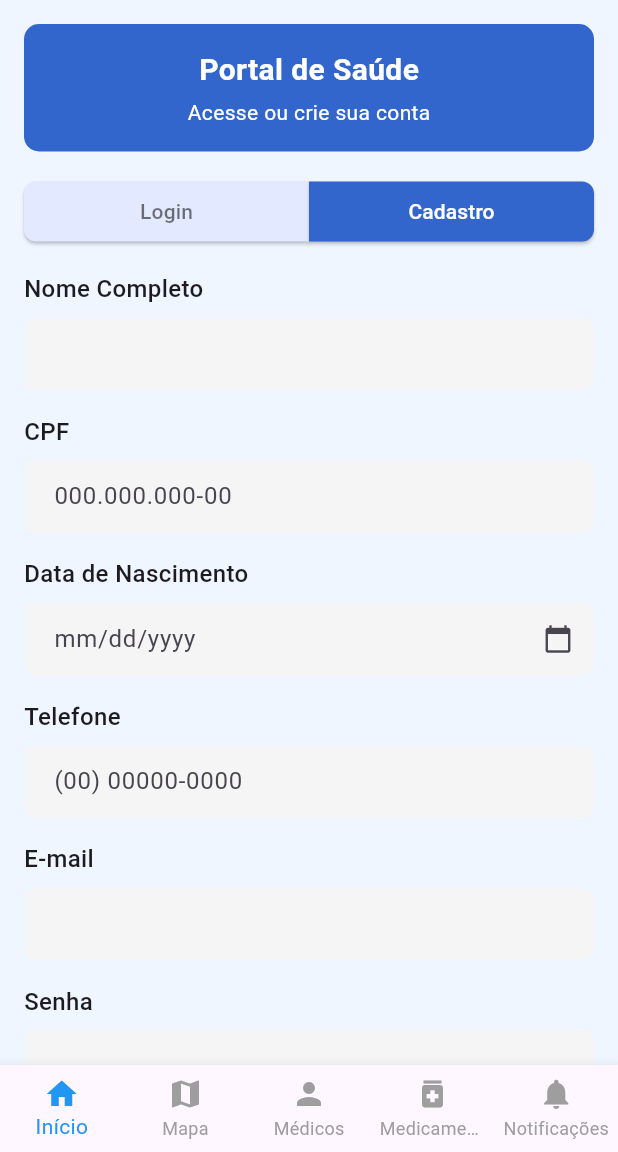
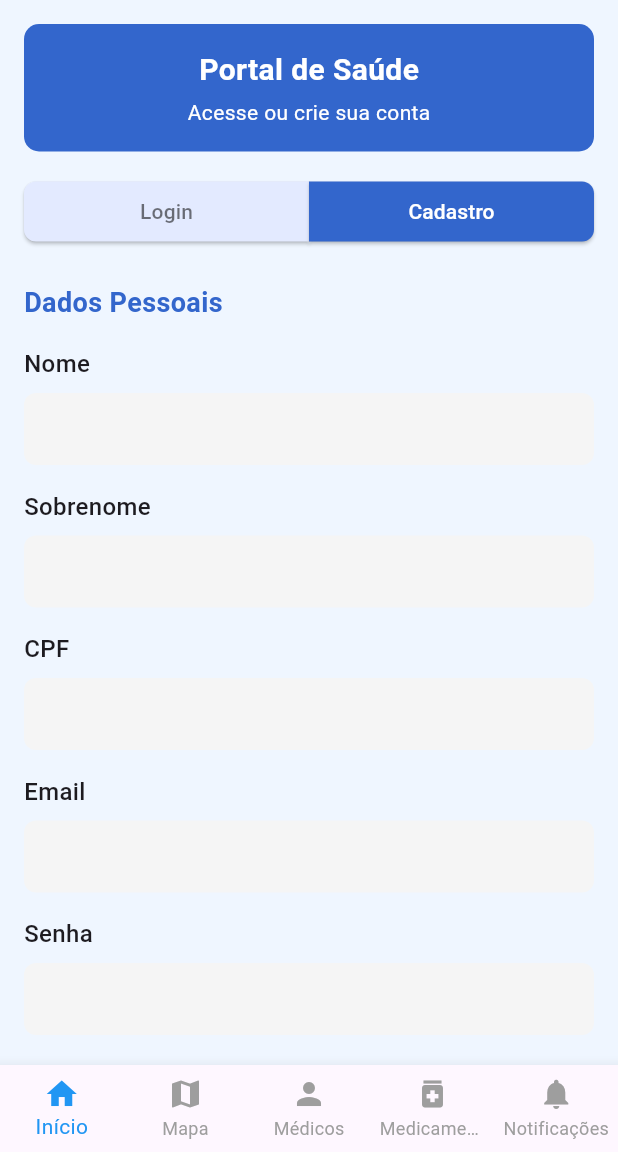
Before and after one commit to ElissonRochaa/MOBILE-25.1-BitHealth, a Flutter app: the CadastroScreen screen opened by its route, on a phone screen of 412 x 824 dp, the part 84-1236 px from its top. Run offline on Flutter 3.47's test engine with Material 3 defaults, Android fonts, the light colour scheme and no system bars; our stand-ins replace shared_preferences; accounts and stored records are empty.

Commit message:
feat: adição de campos faltantes para cadastro

```diff
--- a/lib/pages/cadastro_page.dart
+++ b/lib/pages/cadastro_page.dart
@@ -1,8 +1,7 @@
 import 'package:flutter/material.dart';
-import 'package:intl/intl.dart';
-import 'package:mask_text_input_formatter/mask_text_input_formatter.dart';
 import '../components/bottom_nav_bar.dart';
-
+import '../models/usuario_model.dart';
+import '../services/usuario_service.dart';
 
 class CadastroScreen extends StatefulWidget {
   const CadastroScreen({super.key});
@@ -12,36 +11,40 @@ class CadastroScreen extends StatefulWidget {
 }
 
 class _CadastroScreenState extends State<CadastroScreen> {
+  final TextEditingController _emailController = TextEditingController();
+  final TextEditingController _passwordController = TextEditingController();
   final TextEditingController _nomeController = TextEditingController();
+  final TextEditingController _sobrenomeController = TextEditingController();
   final TextEditingController _cpfController = TextEditingController();
-  final TextEditingController _dataNascimentoController = TextEditingController();
-  final TextEditingController _telefoneController = TextEditingController();
-  final TextEditingController _emailController = TextEditingController();
-  final TextEditingController _senhaController = TextEditingController();
+  final TextEditingController _numeroTelefoneController = TextEditingController();
 
-  final _cpfFormatter = MaskTextInputFormatter(
-    mask: '###.###.###-##',
-    filter: {"#": RegExp(r'[0-9]')},
-  );
+  final TextEditingController _logradouroController = TextEditingController();
+  final TextEditingController _numeroController = TextEditingController();
+  final TextEditingController _complementoController = TextEditingController();
+  final TextEditingController _bairroController = TextEditingController();
+  final TextEditingController _cidadeController = TextEditingController();
+  final TextEditingController _estadoController = TextEditingController();
+  final TextEditingController _cepController = TextEditingController();
 
-  final _telefoneFormatter = MaskTextInputFormatter(
-    mask: '(##) #####-####',
-    filter: {"#": RegExp(r'[0-9]')},
-  );
-
-  final _dataFormatter = MaskTextInputFormatter(
-    mask: '##/##/####',
-    filter: {"#": RegExp(r'[0-9]')},
-  );
+  final int _selectedIndex = 0;
+  bool _mostrarEnderecoDetalhes = false;
+  bool _isLoading = false;
 
   @override
   void dispose() {
+    _emailController.dispose();
+    _passwordController.dispose();
     _nomeController.dispose();
+    _sobrenomeController.dispose();
     _cpfController.dispose();
-    _dataNascimentoController.dispose();
-    _telefoneController.dispose();
-    _emailController.dispose();
-    _senhaController.dispose();
+    _numeroTelefoneController.dispose();
+    _logradouroController.dispose();
+    _numeroController.dispose();
+    _complementoController.dispose();
+    _bairroController.dispose();
+    _cidadeController.dispose();
+    _estadoController.dispose();
+    _cepController.dispose();
     super.dispose();
   }
 
@@ -52,18 +55,104 @@ class _CadastroScreenState extends State<CadastroScreen> {
     );
   }
 
-  Future<void> _selectDate(BuildContext context) async {
-    final DateTime? picked = await showDatePicker(
-      context: context,
-      initialDate: DateTime.now(),
-      firstDate: DateTime(1900),
-      lastDate: DateTime.now(),
+  void _navegarParaHome() {
+    Navigator.of(context).pushNamedAndRemoveUntil(
+      '/home',
+      (Route<dynamic> route) => false,
     );
-    if (picked != null) {
+  }
+
+  void _toggleEnderecoDetalhes() {
     setState(() {
-        _dataNascimentoController.text = DateFormat('dd/MM/yyyy').format(picked);
+      _mostrarEnderecoDetalhes = !_mostrarEnderecoDetalhes;
     });
   }
+
+  Future<void> _cadastrarUsuario() async {
+    setState(() {
+      _isLoading = true;
+    });
+
+    try {
+      final endereco = Endereco(
+        logradouro: _logradouroController.text,
+        numero: _numeroController.text,
+        complemento: _complementoController.text,
+        bairro: _bairroController.text,
+        cidade: _cidadeController.text,
+        estado: _estadoController.text,
+        cep: _cepController.text,
+      );
+
+      final usuario = Usuario(
+        nome: _nomeController.text,
+        sobrenome: _sobrenomeController.text,
+        cpf: _cpfController.text,
+        email: _emailController.text,
+        senha: _passwordController.text,
+        numeroTelefone: _numeroTelefoneController.text,
+        endereco: endereco,
+      );
+
+      final resultado = await UsuarioService.cadastrarUsuario(usuario);
+
+      setState(() {
+        _isLoading = false;
+      });
+
+      if (!mounted) return;
+
+      if (resultado) {
+        ScaffoldMessenger.of(context).showSnackBar(
+          const SnackBar(content: Text('Cadastro realizado com sucesso!')),
+        );
+        _navegarParaLogin();
+      } else {
+        ScaffoldMessenger.of(context).showSnackBar(
+          const SnackBar(content: Text('Erro ao realizar cadastro. Tente novamente.')),
+        );
+      }
+    } catch (e) {
+      setState(() {
+        _isLoading = false;
+      });
+      ScaffoldMessenger.of(context).showSnackBar(
+        SnackBar(content: Text('Erro: $e')),
+      );
+    }
+  }
+
+  Widget _buildTextField(
+    String label,
+    TextEditingController controller,
+    {TextInputType keyboardType = TextInputType.text,
+    bool obscureText = false}
+  ) {
+    return Column(
+      crossAxisAlignment: CrossAxisAlignment.start,
+      children: [
+        Text(
+          label,
+          style: const TextStyle(fontSize: 16, fontWeight: FontWeight.w500),
+        ),
+        const SizedBox(height: 8),
+        TextField(
+          controller: controller,
+          decoration: InputDecoration(
+            border: OutlineInputBorder(
+              borderRadius: BorderRadius.circular(8),
+              borderSide: BorderSide.none,
+            ),
+            filled: true,
+            fillColor: Colors.grey[100],
+            contentPadding: const EdgeInsets.symmetric(horizontal: 16, vertical: 12),
+          ),
+          keyboardType: keyboardType,
+          obscureText: obscureText,
+        ),
+        const SizedBox(height: 16),
+      ],
+    );
   }
 
   @override
@@ -87,7 +176,9 @@ class _CadastroScreenState extends State<CadastroScreen> {
           ],
         ),
       ),
-      body: SingleChildScrollView(
+      body: _isLoading
+          ? const Center(child: CircularProgressIndicator(color: Color(0xFF3366CC)))
+          : SingleChildScrollView(
               child: Padding(
                 padding: const EdgeInsets.all(16.0),
                 child: Column(
@@ -142,8 +233,7 @@ class _CadastroScreenState extends State<CadastroScreen> {
                         ),
                         Expanded(
                           child: ElevatedButton(
-                      onPressed: () {
-                      },
+                            onPressed: () {},
                             style: ElevatedButton.styleFrom(
                               backgroundColor: const Color(0xFF3366CC),
                               foregroundColor: Colors.white,
@@ -159,142 +249,60 @@ class _CadastroScreenState extends State<CadastroScreen> {
                         ),
                       ],
                     ),
-              const SizedBox(height: 16),
+                    const SizedBox(height: 24),
 
                     const Text(
-                'Nome Completo',
-                style: TextStyle(fontSize: 16, fontWeight: FontWeight.w500),
-              ),
-              const SizedBox(height: 8),
-              TextField(
-                controller: _nomeController,
-                decoration: InputDecoration(
-                  border: OutlineInputBorder(
-                    borderRadius: BorderRadius.circular(8),
-                    borderSide: BorderSide.none,
-                  ),
-                  filled: true,
-                  fillColor: Colors.grey[100],
-                  contentPadding: const EdgeInsets.symmetric(horizontal: 16, vertical: 12),
-                ),
-                keyboardType: TextInputType.name,
+                      'Dados Pessoais',
+                      style: TextStyle(fontSize: 18, fontWeight: FontWeight.bold, color: Color(0xFF3366CC)),
                     ),
                     const SizedBox(height: 16),
 
+                    _buildTextField('Nome', _nomeController),
+                    _buildTextField('Sobrenome', _sobrenomeController),
+                    _buildTextField('CPF', _cpfController, keyboardType: TextInputType.number),
+                    _buildTextField('Email', _emailController, keyboardType: TextInputType.emailAddress),
+                    _buildTextField('Senha', _passwordController, obscureText: true),
+                    _buildTextField('Telefone', _numeroTelefoneController, keyboardType: TextInputType.phone),
+
+                    InkWell(
+                      onTap: _toggleEnderecoDetalhes,
+                      child: Container(
+                        padding: const EdgeInsets.all(12),
+                        decoration: BoxDecoration(
+                          color: const Color(0xFFE3EAFF),
+                          borderRadius: BorderRadius.circular(8),
+                        ),
+                        child: Row(
+                          mainAxisAlignment: MainAxisAlignment.spaceBetween,
+                          children: [
                             const Text(
-                'CPF',
-                style: TextStyle(fontSize: 16, fontWeight: FontWeight.w500),
+                              'Endereço',
+                              style: TextStyle(fontSize: 18, fontWeight: FontWeight.bold, color: Color(0xFF3366CC)),
                             ),
-              const SizedBox(height: 8),
-              TextField(
-                controller: _cpfController,
-                inputFormatters: [_cpfFormatter],
-                decoration: InputDecoration(
-                  hintText: '000.000.000-00',
-                  border: OutlineInputBorder(
-                    borderRadius: BorderRadius.circular(8),
-                    borderSide: BorderSide.none,
+                            Icon(
+                              _mostrarEnderecoDetalhes ? Icons.keyboard_arrow_up : Icons.keyboard_arrow_down,
+                              color: const Color(0xFF3366CC),
                             ),
-                  filled: true,
-                  fillColor: Colors.grey[100],
-                  contentPadding: const EdgeInsets.symmetric(horizontal: 16, vertical: 12),
+                          ],
                         ),
-                keyboardType: TextInputType.number,
+                      ),
                     ),
                     const SizedBox(height: 16),
 
-              const Text(
-                'Data de Nascimento',
-                style: TextStyle(fontSize: 16, fontWeight: FontWeight.w500),
-              ),
-              const SizedBox(height: 8),
-              TextField(
-                controller: _dataNascimentoController,
-                inputFormatters: [_dataFormatter],
-                decoration: InputDecoration(
-                  hintText: 'mm/dd/yyyy',
-                  border: OutlineInputBorder(
-                    borderRadius: BorderRadius.circular(8),
-                    borderSide: BorderSide.none,
-                  ),
-                  filled: true,
-                  fillColor: Colors.grey[100],
-                  contentPadding: const EdgeInsets.symmetric(horizontal: 16, vertical: 12),
-                  suffixIcon: IconButton(
-                    icon: const Icon(Icons.calendar_today, size: 20),
-                    onPressed: () => _selectDate(context),
-                  ),
-                ),
-                keyboardType: TextInputType.datetime,
-                readOnly: true,
-                onTap: () => _selectDate(context),
-              ),
+                    if (_mostrarEnderecoDetalhes) ...[
+                      _buildTextField('CEP', _cepController, keyboardType: TextInputType.number),
+                      _buildTextField('Logradouro', _logradouroController),
+                      _buildTextField('Número', _numeroController, keyboardType: TextInputType.number),
+                      _buildTextField('Complemento', _complementoController),
+                      _buildTextField('Bairro', _bairroController),
+                      _buildTextField('Cidade', _cidadeController),
+                      _buildTextField('Estado', _estadoController),
+                    ],
+
                     const SizedBox(height: 16),
 
-              const Text(
-                'Telefone',
-                style: TextStyle(fontSize: 16, fontWeight: FontWeight.w500),
-              ),
-              const SizedBox(height: 8),
-              TextField(
-                controller: _telefoneController,
-                inputFormatters: [_telefoneFormatter],
-                decoration: InputDecoration(
-                  hintText: '(00) 00000-0000',
-                  border: OutlineInputBorder(
-                    borderRadius: BorderRadius.circular(8),
-                    borderSide: BorderSide.none,
-                  ),
-                  filled: true,
-                  fillColor: Colors.grey[100],
-                  contentPadding: const EdgeInsets.symmetric(horizontal: 16, vertical: 12),
-                ),
-                keyboardType: TextInputType.phone,
-              ),
-              const SizedBox(height: 16),
-
-              const Text(
-                'E-mail',
-                style: TextStyle(fontSize: 16, fontWeight: FontWeight.w500),
-              ),
-              const SizedBox(height: 8),
-              TextField(
-                controller: _emailController,
-                decoration: InputDecoration(
-                  border: OutlineInputBorder(
-                    borderRadius: BorderRadius.circular(8),
-                    borderSide: BorderSide.none,
-                  ),
-                  filled: true,
-                  fillColor: Colors.grey[100],
-                  contentPadding: const EdgeInsets.symmetric(horizontal: 16, vertical: 12),
-                ),
-                keyboardType: TextInputType.emailAddress,
-              ),
-              const SizedBox(height: 16),
-
-              const Text(
-                'Senha',
-                style: TextStyle(fontSize: 16, fontWeight: FontWeight.w500),
-              ),
-              const SizedBox(height: 8),
-              TextField(
-                controller: _senhaController,
-                obscureText: true,
-                decoration: InputDecoration(
-                  border: OutlineInputBorder(
-                    borderRadius: BorderRadius.circular(8),
-                    borderSide: BorderSide.none,
-                  ),
-                  filled: true,
-                  fillColor: Colors.grey[100],
-                  contentPadding: const EdgeInsets.symmetric(horizontal: 16, vertical: 12),
-                ),
-              ),
-              const SizedBox(height: 24),
-
                     ElevatedButton(
-                onPressed: () {},
+                      onPressed: _cadastrarUsuario,
                       style: ElevatedButton.styleFrom(
                         backgroundColor: const Color(0xFF3366CC),
                         foregroundColor: Colors.white,
@@ -308,11 +316,43 @@ class _CadastroScreenState extends State<CadastroScreen> {
                         style: TextStyle(fontSize: 16),
                       ),
                     ),
+
+                    const Padding(
+                      padding: EdgeInsets.symmetric(vertical: 16),
+                      child: Row(
+                        children: [
+                          Expanded(child: Divider()),
+                          Padding(
+                            padding: EdgeInsets.symmetric(horizontal: 8),
+                            child: Text('ou', style: TextStyle(color: Colors.grey)),
+                          ),
+                          Expanded(child: Divider()),
+                        ],
+                      ),
+                    ),
+
+                    OutlinedButton(
+                      onPressed: _navegarParaHome,
+                      style: OutlinedButton.styleFrom(
+                        side: const BorderSide(color: Color(0xFF3366CC)),
+                        padding: const EdgeInsets.symmetric(vertical: 16),
+                        shape: RoundedRectangleBorder(
+                          borderRadius: BorderRadius.circular(8),
+                        ),
+                      ),
+                      child: const Text(
+                        'Continuar como Visitante',
+                        style: TextStyle(
+                          color: Color(0xFF3366CC),
+                          fontSize: 16,
+                        ),
+                      ),
+                    ),
                   ],
                 ),
               ),
             ),
-      bottomNavigationBar: const BottomNavBar(selectedIndex: 0),
+      bottomNavigationBar: BottomNavBar(selectedIndex: _selectedIndex),
     );
   }
 }
```
Lines whose indentation alone changed are shown as unchanged.
